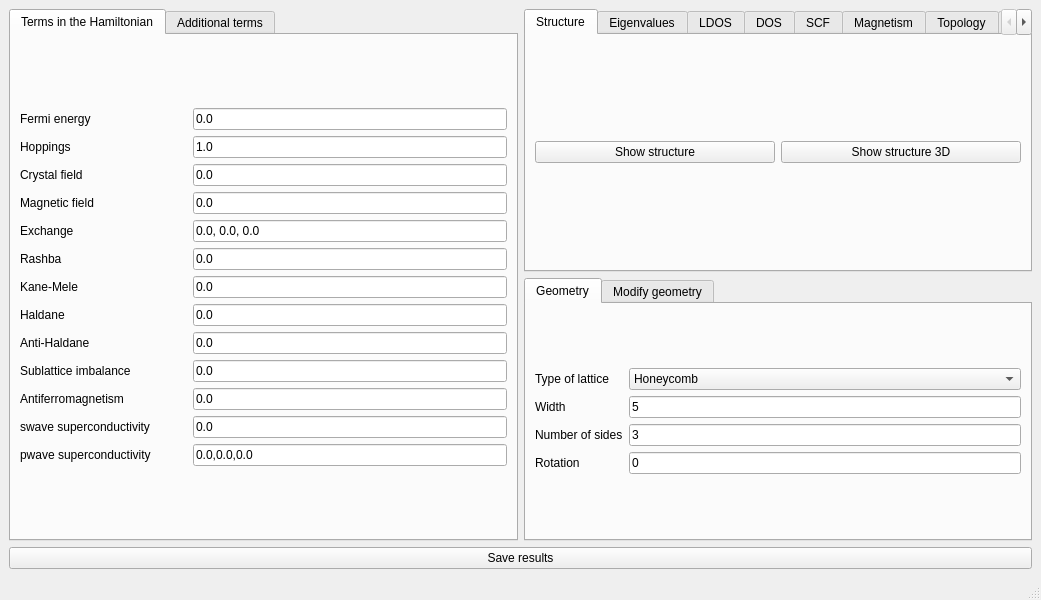
The window that interface-pyqt/0d/interface.ui (joselado/quantum-lattice) describes before a commit, drawn with Qt 5.
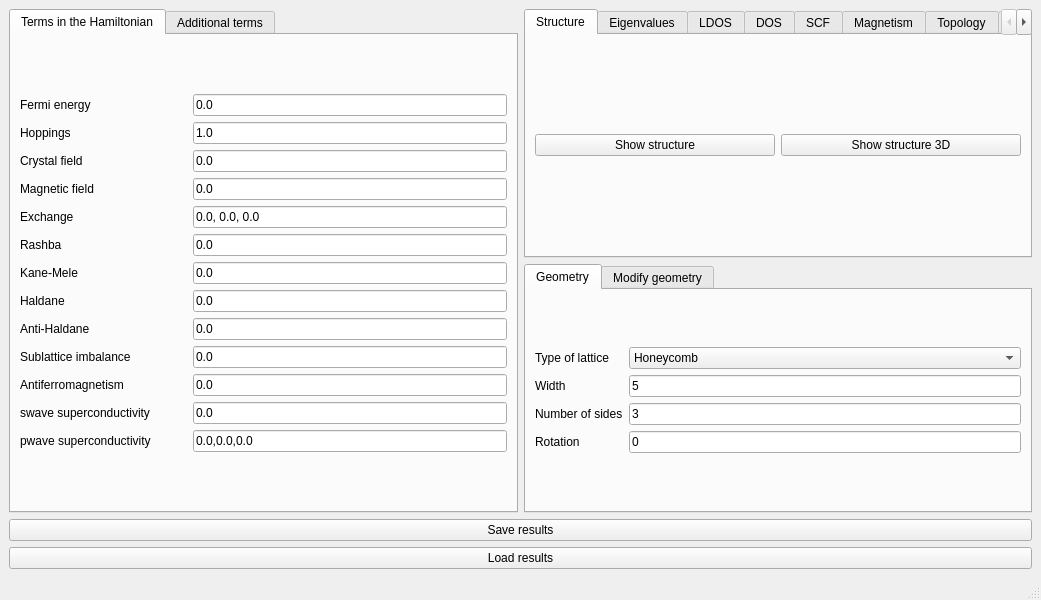
The same window after the commit.

Commit message: Add save/load of interface state (parameters + results since last change)

```diff
--- a/interface-pyqt/0d/interface.ui
+++ b/interface-pyqt/0d/interface.ui
@@ -1146,6 +1146,16 @@
       </property>
      </widget>
     </item>
+    <item row="3" column="0" colspan="2">
+     <widget class="QPushButton" name="load_results">
+      <property name="toolTip">
+       <string>Restore the parameters and results from the last saved state</string>
+      </property>
+      <property name="text">
+       <string>Load results</string>
+      </property>
+     </widget>
+    </item>
    </layout>
   </widget>
   <widget class="QMenuBar" name="menubar">
```
The commit also changes 43 other files.
